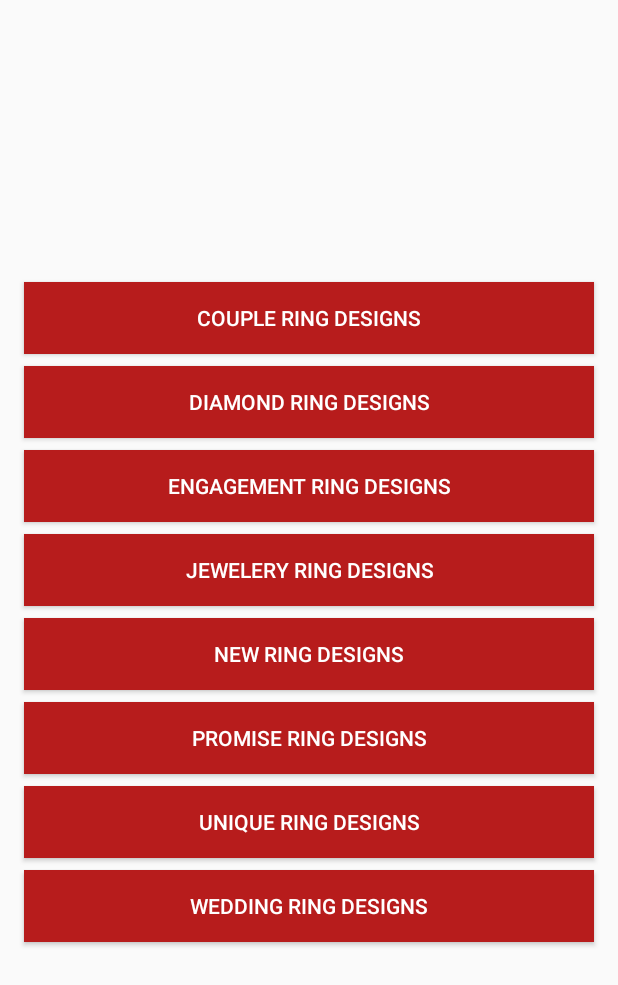
After one commit to appinspire/ImageDesigns, an Android app: the CategoryActivity screen opened directly, with no data from a screen before it, on a phone screen of 412 x 824 dp. The commit adds this screen. Shown: the top 985 px of the screen. Run offline under Robolectric (Android 15) with nearby library versions, the phone set to English and light mode, and no system bars; our stand-ins replace AdMob, Firebase (no records; nobody signed in at launch, a user with empty details on screens opened directly).

Commit message:
category activity added

```diff
--- a/app/src/main/AndroidManifest.xml
+++ b/app/src/main/AndroidManifest.xml
@@ -6,15 +6,15 @@
 
     <application
         android:allowBackup="true"
+        android:hardwareAccelerated="true"
         android:icon="@drawable/ic_launcher"
         android:label="@string/app_name"
+        android:largeHeap="true"
         android:roundIcon="@drawable/ic_launcher"
         android:supportsRtl="true"
-        android:hardwareAccelerated="true"
-        android:largeHeap="true"
         android:theme="@style/AppTheme">
         <activity
-            android:name="com.amanapps.imagedesigns.SplashActivity"
+            android:name=".SplashActivity"
             android:label="@string/app_name"
             android:screenOrientation="portrait"
             android:theme="@style/AppTheme.NoActionBar">
@@ -25,10 +25,10 @@
             </intent-filter>
         </activity>
         <activity
-            android:name="com.amanapps.imagedesigns.MainActivity"
+            android:name=".MainActivity"
             android:screenOrientation="portrait" />
-        <activity
-            android:name="com.amanapps.imagedesigns.ImagesActivity" />
+        <activity android:name=".ImagesActivity" />
+        <activity android:name=".CategoryActivity"></activity>
     </application>
 
 </manifest>
--- /dev/null
+++ b/app/src/main/java/com/amanapps/imagedesigns/CategoryActivity.java
@@ -0,0 +1,77 @@
+package com.amanapps.imagedesigns;
+
+import android.support.annotation.NonNull;
+import android.support.v7.app.AppCompatActivity;
+import android.os.Bundle;
+import android.view.View;
+import android.view.ViewGroup;
+import android.widget.LinearLayout;
+
+import com.amanapps.imagedesigns.R;
+import com.amanapps.imagedesigns.models.Configuration;
+import com.amanapps.imagedesigns.utils.Constants;
+import com.amanapps.imagedesigns.utils.PrefUtils;
+import com.google.android.gms.ads.AdListener;
+import com.google.android.gms.ads.AdRequest;
+import com.google.android.gms.ads.AdSize;
+import com.google.android.gms.ads.AdView;
+import com.google.firebase.database.DataSnapshot;
+import com.google.firebase.database.DatabaseError;
+import com.google.firebase.database.DatabaseReference;
+import com.google.firebase.database.FirebaseDatabase;
+import com.google.firebase.database.ValueEventListener;
+
+public class CategoryActivity extends AppCompatActivity {
+
+    LinearLayout adContainerBottom, adContainerTop;
+    String banner_id;
+    @Override
+    protected void onCreate(Bundle savedInstanceState) {
+        super.onCreate(savedInstanceState);
+        setContentView(R.layout.activity_category);
+        banner_id = PrefUtils.getString(this,Constants.BANNER_ID);
+        adContainerTop = (LinearLayout) findViewById(R.id.ad_container_top);
+        adContainerBottom = (LinearLayout) findViewById(R.id.ad_container_bottom);
+        if(banner_id!=null){
+            setupMainAds();
+        }
+    }
+
+    public void setupMainAds(){
+        ViewGroup.LayoutParams wrapParams = new ViewGroup.LayoutParams(
+                ViewGroup.LayoutParams.WRAP_CONTENT, ViewGroup.LayoutParams.WRAP_CONTENT);
+        final AdView adViewBottom;
+        adViewBottom = new AdView(this);
+        adViewBottom.setLayoutParams(wrapParams);
+        adViewBottom.setAdUnitId(banner_id);
+        adViewBottom.setAdSize(AdSize.BANNER);
+        adViewBottom.setVisibility(View.GONE);
+        AdRequest adRequestBottom = new AdRequest.Builder().build();
+        adContainerBottom.addView(adViewBottom);
+
+        adViewBottom.loadAd(adRequestBottom);
+        adViewBottom.setAdListener(new AdListener(){
+            @Override
+            public void onAdLoaded() {
+                adViewBottom.setVisibility(View.VISIBLE);
+            }
+        });
+
+        final AdView adViewTop;
+        adViewTop = new AdView(this);
+        adViewTop.setLayoutParams(wrapParams);
+        adViewTop.setAdUnitId(banner_id);
+        adViewTop.setAdSize(AdSize.BANNER);
+        adViewTop.setVisibility(View.GONE);
+        AdRequest adRequestTop = new AdRequest.Builder().build();
+        adContainerTop.addView(adViewTop);
+
+        adViewTop.loadAd(adRequestTop);
+        adViewTop.setAdListener(new AdListener(){
+            @Override
+            public void onAdLoaded() {
+                adViewTop.setVisibility(View.VISIBLE);
+            }
+        });
+    }
+}
--- a/app/src/main/java/com/amanapps/imagedesigns/MainActivity.java
+++ b/app/src/main/java/com/amanapps/imagedesigns/MainActivity.java
@@ -258,7 +258,7 @@ public class MainActivity extends AppCompatActivity implements View.OnClickListe
                 break;
             case R.id.designs:
                 if(AppUtils.isInternetAvailable(this)){
-                    startActivity(new Intent(this,ImagesActivity.class));
+                    startActivity(new Intent(this,CategoryActivity.class));
                 }else {
                     showSimpleDialog("Network Error","Please connect to internet");
                 }
--- /dev/null
+++ b/app/src/main/res/layout/activity_category.xml
@@ -0,0 +1,133 @@
+<?xml version="1.0" encoding="utf-8"?>
+<android.support.constraint.ConstraintLayout xmlns:android="http://schemas.android.com/apk/res/android"
+    xmlns:app="http://schemas.android.com/apk/res-auto"
+    xmlns:tools="http://schemas.android.com/tools"
+    android:layout_width="match_parent"
+    android:layout_height="match_parent"
+    tools:context="com.amanapps.imagedesigns.CategoryActivity">
+
+    <LinearLayout
+        android:id="@+id/ad_container_top"
+        android:layout_width="match_parent"
+        android:layout_height="60dp"
+        android:layout_marginEnd="8dp"
+        android:layout_marginTop="8dp"
+        android:gravity="center"
+        android:orientation="vertical"
+        app:layout_constraintBottom_toTopOf="@+id/linearLayout2"
+        app:layout_constraintEnd_toEndOf="parent"
+        app:layout_constraintTop_toTopOf="parent"></LinearLayout>
+
+    <LinearLayout
+        android:id="@+id/linearLayout2"
+        android:layout_width="0dp"
+        android:layout_height="0dp"
+        android:layout_marginEnd="8dp"
+        android:layout_marginStart="8dp"
+        android:gravity="center"
+        android:orientation="vertical"
+        app:layout_constraintBottom_toTopOf="@+id/ad_container_bottom"
+        app:layout_constraintEnd_toEndOf="parent"
+        app:layout_constraintHorizontal_bias="0.5"
+        app:layout_constraintStart_toStartOf="parent"
+        app:layout_constraintTop_toBottomOf="@+id/ad_container_top">
+        <Button
+            android:layout_marginStart="@dimen/spacing_medium"
+            android:layout_marginEnd="@dimen/spacing_medium"
+            android:layout_marginBottom="@dimen/spacing_medium"
+            android:id="@+id/btn_couple"
+            android:textColor="@color/colorWhite"
+            android:text="Couple Ring Designs"
+            android:background="@color/colorPrimary"
+            android:layout_width="match_parent"
+            android:layout_height="wrap_content" />
+        <Button
+            android:layout_marginStart="@dimen/spacing_medium"
+            android:layout_marginEnd="@dimen/spacing_medium"
+            android:layout_marginBottom="@dimen/spacing_medium"
+            android:id="@+id/btn_diamond"
+            android:textColor="@color/colorWhite"
+            android:text="Diamond Ring Designs"
+            android:background="@color/colorPrimary"
+            android:layout_width="match_parent"
+            android:layout_height="wrap_content" />
+        <Button
+            android:layout_marginStart="@dimen/spacing_medium"
+            android:layout_marginEnd="@dimen/spacing_medium"
+            android:layout_marginBottom="@dimen/spacing_medium"
+            android:id="@+id/btn_engagement"
+            android:textColor="@color/colorWhite"
+            android:text="Engagement Ring Designs"
+            android:background="@color/colorPrimary"
+            android:layout_width="match_parent"
+            android:layout_height="wrap_content" />
+        <Button
+            android:layout_marginStart="@dimen/spacing_medium"
+            android:layout_marginEnd="@dimen/spacing_medium"
+            android:layout_marginBottom="@dimen/spacing_medium"
+            android:id="@+id/btn_jewellery"
+            android:textColor="@color/colorWhite"
+            android:text="Jewelery Ring Designs"
+            android:background="@color/colorPrimary"
+            android:layout_width="match_parent"
+            android:layout_height="wrap_content" />
+        <Button
+            android:layout_marginStart="@dimen/spacing_medium"
+            android:layout_marginEnd="@dimen/spacing_medium"
+            android:layout_marginBottom="@dimen/spacing_medium"
+            android:id="@+id/btn_new"
+            android:textColor="@color/colorWhite"
+            android:text="New Ring Designs"
+            android:background="@color/colorPrimary"
+            android:layout_width="match_parent"
+            android:layout_height="wrap_content" />
+        <Button
+            android:layout_marginStart="@dimen/spacing_medium"
+            android:layout_marginEnd="@dimen/spacing_medium"
+            android:layout_marginBottom="@dimen/spacing_medium"
+            android:id="@+id/btn_promise"
+            android:textColor="@color/colorWhite"
+            android:text="Promise Ring Designs"
+            android:background="@color/colorPrimary"
+            android:layout_width="match_parent"
+            android:layout_height="wrap_content" />
+        <Button
+            android:layout_marginStart="@dimen/spacing_medium"
+            android:layout_marginEnd="@dimen/spacing_medium"
+            android:layout_marginBottom="@dimen/spacing_medium"
+            android:id="@+id/btn_unique"
+            android:textColor="@color/colorWhite"
+            android:text="Unique Ring Designs"
+            android:background="@color/colorPrimary"
+            android:layout_width="match_parent"
+            android:layout_height="wrap_content" />
+        <Button
+            android:layout_marginStart="@dimen/spacing_medium"
+            android:layout_marginEnd="@dimen/spacing_medium"
+            android:layout_marginBottom="@dimen/spacing_medium"
+            android:id="@+id/btn_wedding"
+            android:textColor="@color/colorWhite"
+            android:text="Wedding Ring Designs"
+            android:background="@color/colorPrimary"
+            android:layout_width="match_parent"
+            android:layout_height="wrap_content" />
+
+
+    </LinearLayout>
+
+    <LinearLayout
+        android:id="@+id/ad_container_bottom"
+        android:layout_width="match_parent"
+        android:layout_height="60dp"
+        android:layout_marginBottom="8dp"
+        android:layout_marginEnd="8dp"
+        android:layout_marginStart="8dp"
+        android:gravity="center"
+        android:orientation="vertical"
+        app:layout_constraintBottom_toBottomOf="parent"
+        app:layout_constraintEnd_toEndOf="parent"
+        app:layout_constraintHorizontal_bias="0.0"
+        app:layout_constraintStart_toStartOf="parent"
+        app:layout_constraintTop_toBottomOf="@+id/linearLayout2"></LinearLayout>
+
+</android.support.constraint.ConstraintLayout>
```
